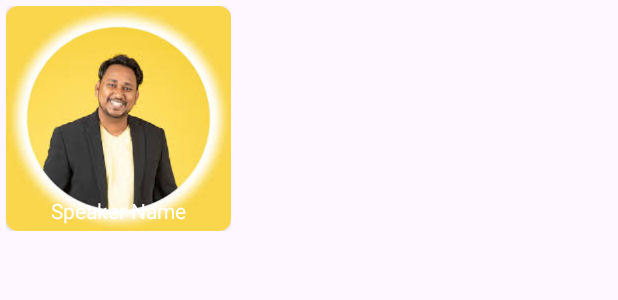
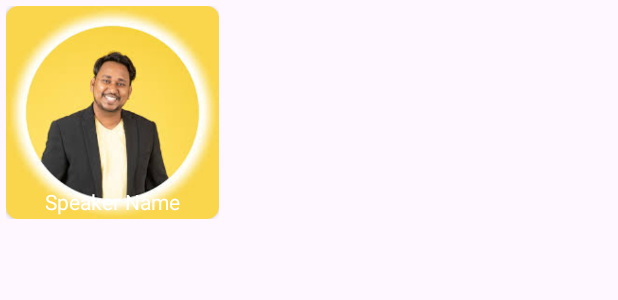
Before and after one commit to neerajdev123/Appadore-Test, an Android app: the layout layout_participant_view.xml on its own in the app's theme, with its tools: preview values and no code run, on a phone screen of 412 x 824 dp. Shown: the top 300 px of the screen. Run offline under Robolectric (Android 15) with nearby library versions, the phone set to English and light mode, and no system bars.

Commit message:
refactoring, minor changes

```diff
--- a/app/src/main/AndroidManifest.xml
+++ b/app/src/main/AndroidManifest.xml
@@ -13,7 +13,7 @@
         android:theme="@style/Theme.MyApplication"
         tools:targetApi="31">
         <activity
-            android:name=".view.MainActivity"
+            android:name=".view.MeetingActivity"
             android:exported="true">
             <intent-filter>
                 <action android:name="android.intent.action.MAIN" />
--- a/app/src/main/java/com/example/myapplication/view/MainActivity.kt
+++ b/app/src/main/java/com/example/myapplication/view/MeetingActivity.kt
@@ -6,7 +6,7 @@ import androidx.navigation.NavController
 import androidx.navigation.fragment.NavHostFragment
 import com.example.myapplication.R
 
-class MainActivity : AppCompatActivity(R.layout.activity_main) {
+class MeetingActivity : AppCompatActivity(R.layout.activity_main) {
 
     private lateinit var navController: NavController
 
--- a/app/src/main/res/layout/activity_main.xml
+++ b/app/src/main/res/layout/activity_main.xml
@@ -5,7 +5,7 @@
     xmlns:tools="http://schemas.android.com/tools"
     android:layout_width="match_parent"
     android:layout_height="match_parent"
-    tools:context=".view.MainActivity">
+    tools:context=".view.MeetingActivity">
 
     <androidx.fragment.app.FragmentContainerView
         android:id="@+id/nav_host_fragment"
--- a/app/src/main/res/layout/layout_participant_view.xml
+++ b/app/src/main/res/layout/layout_participant_view.xml
@@ -1,14 +1,14 @@
 <?xml version="1.0" encoding="utf-8"?>
 <androidx.constraintlayout.widget.ConstraintLayout xmlns:android="http://schemas.android.com/apk/res/android"
-    android:layout_width="wrap_content"
-    android:layout_height="wrap_content"
+    android:layout_width="150dp"
+    android:layout_height="150dp"
     xmlns:app="http://schemas.android.com/apk/res-auto"
     android:padding="4dp">
 
     <androidx.cardview.widget.CardView
         android:id="@+id/card_participant"
-        android:layout_width="150dp"
-        android:layout_height="150dp"
+        android:layout_width="match_parent"
+        android:layout_height="match_parent"
         android:elevation="4dp"
         app:cardCornerRadius="8dp"
         app:layout_constraintStart_toStartOf="parent"
@@ -16,17 +16,18 @@
         android:padding="16dp">
 
         <androidx.constraintlayout.widget.ConstraintLayout
-            android:layout_width="wrap_content"
-            android:layout_height="wrap_content">
+            android:layout_width="match_parent"
+            android:layout_height="match_parent">
 
         <androidx.appcompat.widget.AppCompatImageView
             android:layout_width="wrap_content"
-            android:layout_height="wrap_content"
+            android:layout_height="match_parent"
             android:id="@+id/img_participant"
-            android:src="@drawable/dp1"
+            android:src="@drawable/dp2"
             app:layout_constraintStart_toStartOf="parent"
             app:layout_constraintBottom_toBottomOf="parent"
             app:layout_constraintTop_toTopOf="parent"
+            android:scaleType="centerCrop"
             />
 
         <androidx.appcompat.widget.AppCompatTextView
@@ -37,7 +38,7 @@
             app:layout_constraintStart_toStartOf="parent"
             app:layout_constraintEnd_toEndOf="parent"
             app:layout_constraintBottom_toBottomOf="parent"
-            android:layout_marginBottom="4dp"
+            android:layout_marginBottom="2dp"
             android:textColor="@color/white"/>
 
         </androidx.constraintlayout.widget.ConstraintLayout>
```
Also changed, not shown: app/src/main/java/com/example/myapplication/view/MeetingFragment.kt (+3 -7 lines), app/src/main/res/drawable/dp1.jpg, app/src/main/res/drawable/dp2.jpg.
